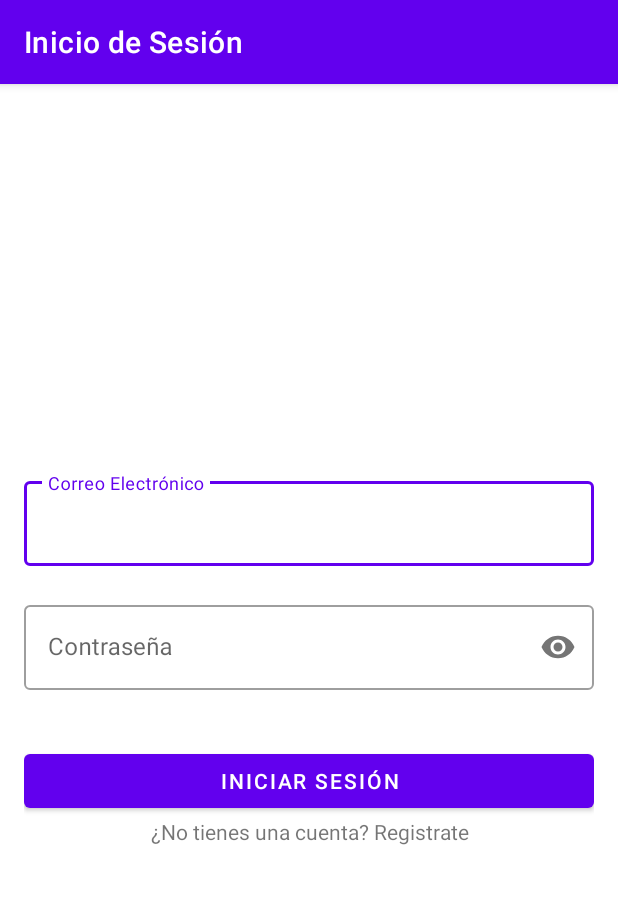
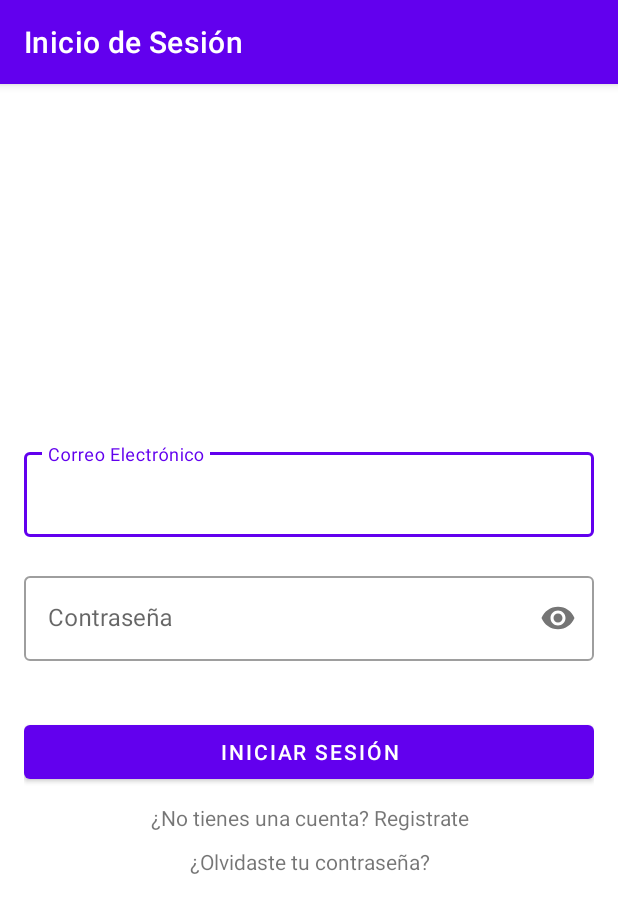
Before and after one commit to Emil212/AppGamification, an Android app: the screen it shows after launch (MainActivity), on a phone screen of 412 x 824 dp. Shown: the top 913 px of the screen. Run offline under Robolectric (Android 15) with nearby library versions, the phone set to English and light mode, and no system bars; our stand-ins replace Firebase (no records; nobody signed in at launch, a user with empty details on screens opened directly), navigation-ui.

Commit message:
Agregar restablecer contraseña

```diff
--- a/app/src/main/res/layout/fragment_login.xml
+++ b/app/src/main/res/layout/fragment_login.xml
@@ -1,21 +1,21 @@
 <?xml version="1.0" encoding="utf-8"?>
 <LinearLayout xmlns:android="http://schemas.android.com/apk/res/android"
+    xmlns:app="http://schemas.android.com/apk/res-auto"
     xmlns:tools="http://schemas.android.com/tools"
     android:layout_width="match_parent"
     android:layout_height="match_parent"
-    xmlns:app="http://schemas.android.com/apk/res-auto"
+    android:gravity="center"
+    android:orientation="vertical"
     android:padding="16dp"
-    android:orientation="vertical"
-    android:gravity="center"
     tools:context=".ui.auth.LoginFragment">
 
     <com.google.android.material.textfield.TextInputLayout
         android:id="@+id/editTextEmail"
+        style="@style/Widget.MaterialComponents.TextInputLayout.OutlinedBox"
         android:layout_width="match_parent"
         android:layout_height="wrap_content"
         app:errorEnabled="true"
-        app:errorIconDrawable="@null"
-        style="@style/Widget.MaterialComponents.TextInputLayout.OutlinedBox">
+        app:errorIconDrawable="@null">
 
         <com.google.android.material.textfield.TextInputEditText
             android:layout_width="match_parent"
@@ -27,12 +27,12 @@
 
     <com.google.android.material.textfield.TextInputLayout
         android:id="@+id/editTextPassword"
+        style="@style/Widget.MaterialComponents.TextInputLayout.OutlinedBox"
         android:layout_width="match_parent"
         android:layout_height="wrap_content"
-        app:passwordToggleEnabled="true"
         app:errorEnabled="true"
         app:errorIconDrawable="@null"
-        style="@style/Widget.MaterialComponents.TextInputLayout.OutlinedBox">
+        app:passwordToggleEnabled="true">
 
         <com.google.android.material.textfield.TextInputEditText
             android:layout_width="match_parent"
@@ -46,23 +46,30 @@
         android:id="@+id/btn_signin"
         android:layout_width="match_parent"
         android:layout_height="wrap_content"
-        android:text="Iniciar Sesión"
-        android:layout_marginTop="16dp"/>
+        android:layout_marginTop="16dp"
+        android:text="Iniciar Sesión" />
 
     <TextView
         android:id="@+id/txt_signup"
         android:layout_width="match_parent"
         android:layout_height="wrap_content"
+        android:layout_marginTop="10dp"
         android:gravity="center"
-        android:text="¿No tienes una cuenta? Registrate"/>
+        android:text="¿No tienes una cuenta? Registrate" />
+
+    <TextView
+        android:id="@+id/txt_recoveryPassword"
+        android:layout_width="match_parent"
+        android:layout_height="wrap_content"
+        android:layout_marginTop="10dp"
+        android:gravity="center"
+        android:text="¿Olvidaste tu contraseña?" />
 
     <ProgressBar
         android:id="@+id/progress_bar"
         android:layout_width="wrap_content"
         android:layout_height="wrap_content"
-        android:visibility="gone"/>
-
-
+        android:visibility="gone" />
 
 
 </LinearLayout>
--- a/app/src/main/res/layout/fragment_logros.xml
+++ b/app/src/main/res/layout/fragment_logros.xml
@@ -13,7 +13,6 @@
         android:layout_width="match_parent"
         android:layout_height="wrap_content">
     </FrameLayout>
-
 
     <ProgressBar
         android:id="@+id/progress_bar"
--- a/app/src/main/res/navigation/mobile_navigation.xml
+++ b/app/src/main/res/navigation/mobile_navigation.xml
@@ -44,6 +44,9 @@
         <action
             android:id="@+id/action_loginFragment_to_nav_listaEjerciciosFragment"
             app:destination="@id/nav_listaEjerciciosFragment" />
+        <action
+            android:id="@+id/action_loginFragment_to_recoveryPasswordFragment"
+            app:destination="@id/recoveryPasswordFragment" />
     </fragment>
     <fragment
         android:id="@+id/registrationFragment"
@@ -105,6 +108,15 @@
             android:id="@+id/action_signOutFragment_to_nav_listaEjerciciosFragment"
             app:destination="@id/nav_listaEjerciciosFragment" />
     </fragment>
+    <fragment
+        android:id="@+id/recoveryPasswordFragment"
+        android:name="com.example.menuprueba.ui.auth.RecoveryPasswordFragment"
+        android:label="Restablecer contraseña"
+        tools:layout="@layout/fragment_recovery_password">
+        <action
+            android:id="@+id/action_recoveryPasswordFragment_to_loginFragment"
+            app:destination="@id/loginFragment" />
+    </fragment>
 
 
 </navigation>
```
Also changed, not shown: app/src/main/java/com/example/menuprueba/ui/auth/LoginFragment.kt (+9 -7 lines), app/src/main/java/com/example/menuprueba/ui/auth/RecoveryPasswordFragment.kt (added, +49 -0 lines), app/src/main/res/layout/fragment_recovery_password.xml (added, +35 -0 lines).
